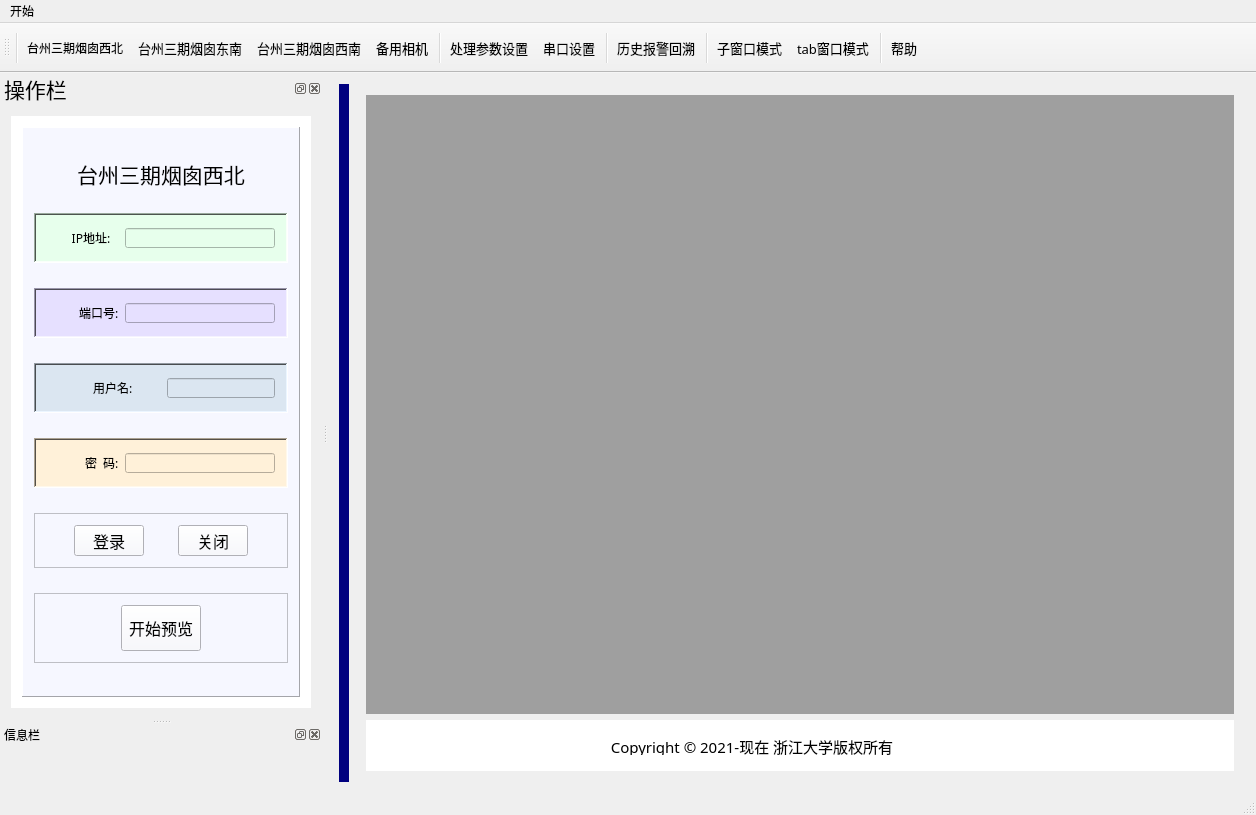
adum-create/Red_Smoke1.1, file Red_Smoke/Red_Smoke.ui: the form before one commit.
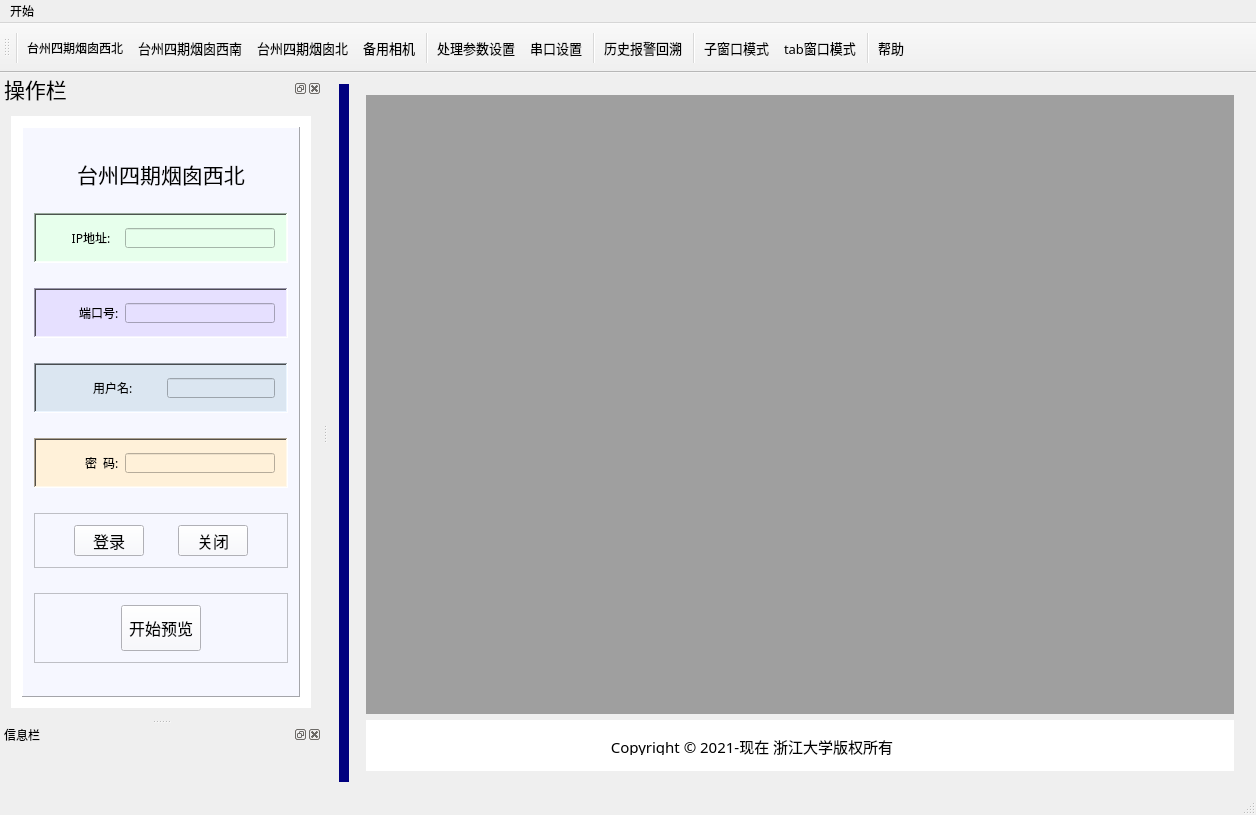
The form after the commit. Icons and pictures are not drawn.

Commit message: 更该识别算法，采用小窗识别方式

```diff
--- a/Red_Smoke/Red_Smoke.ui
+++ b/Red_Smoke/Red_Smoke.ui
@@ -252,7 +252,7 @@
                </font>
               </property>
               <property name="text">
-               <string>&lt;html&gt;&lt;head/&gt;&lt;body&gt;&lt;p align=&quot;center&quot;&gt;台州三期烟囱西北&lt;/p&gt;&lt;/body&gt;&lt;/html&gt;</string>
+               <string>&lt;html&gt;&lt;head/&gt;&lt;body&gt;&lt;p align=&quot;center&quot;&gt;台州四期烟囱西北&lt;/p&gt;&lt;/body&gt;&lt;/html&gt;</string>
               </property>
              </widget>
             </item>
@@ -3020,7 +3020,7 @@
      <normaloff>:/img/img/camera_1.png</normaloff>:/img/img/camera_1.png</iconset>
    </property>
    <property name="text">
-    <string>台州三期烟囱西北</string>
+    <string>台州四期烟囱西北</string>
    </property>
    <property name="toolTip">
     <string>&lt;html&gt;&lt;head/&gt;&lt;body&gt;&lt;p&gt;&lt;span style=&quot; font-size:10pt;&quot;&gt;1号相机&lt;/span&gt;&lt;/p&gt;&lt;/body&gt;&lt;/html&gt;</string>
@@ -3057,7 +3057,7 @@
      <normaloff>:/img/img/camera_2.png</normaloff>:/img/img/camera_2.png</iconset>
    </property>
    <property name="text">
-    <string>台州三期烟囱东南</string>
+    <string>台州四期烟囱西南</string>
    </property>
   </action>
   <action name="action_of_set_parameters">
@@ -3093,7 +3093,7 @@
      <normaloff>:/img/img/camera_3.png</normaloff>:/img/img/camera_3.png</iconset>
    </property>
    <property name="text">
-    <string>台州三期烟囱西南</string>
+    <string>台州四期烟囱北</string>
    </property>
   </action>
   <action name="action_manage_of_camera4">
```
Left out of the diff: 4 changed lines with no effect on the pictures. The commit also changes 1 other file.
